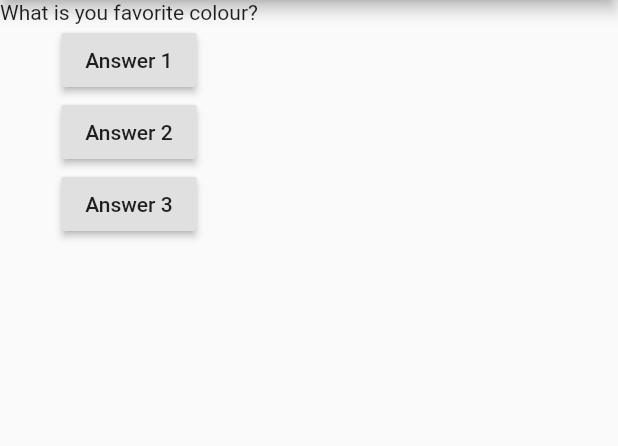
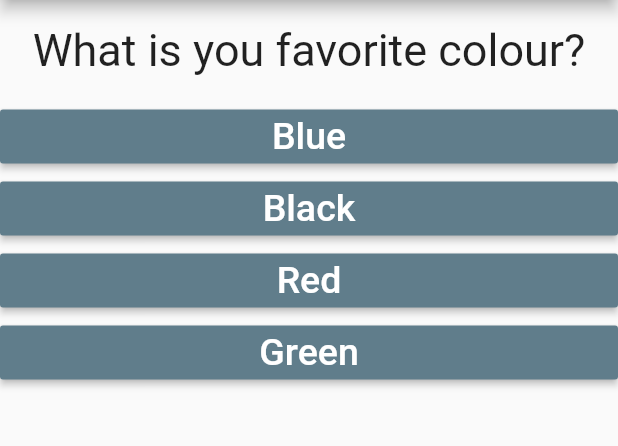
Before and after one commit to alimeysam/learning_flutter, a Flutter app: the screen it shows after launch, on a phone screen of 412 x 824 dp, the part 84-530 px from its top. Run offline on Flutter 3.47's test engine with Material 2 defaults, Android fonts, the phone set to English and light mode, and no system bars.

Commit message:
Added some questions/answers

```diff
--- /dev/null
+++ b/lib/answer.dart
@@ -0,0 +1,25 @@
+import 'package:flutter/material.dart';
+
+class Answer extends StatelessWidget {
+  // const ({ Key? key }) : super(key: key);
+  final VoidCallback selectedHandler;
+  final String answerText;
+
+  Answer(this.selectedHandler, this.answerText);
+
+  @override
+  Widget build(BuildContext context) {
+    return Container(
+      width: double.infinity,
+      child: RaisedButton(
+        color: Colors.blueGrey,
+        textColor: Colors.white,
+        child: Text(
+          answerText,
+          style: TextStyle(fontSize: 25),
+        ),
+        onPressed: selectedHandler,
+      ),
+    );
+  }
+}
--- a/lib/main.dart
+++ b/lib/main.dart
@@ -1,6 +1,6 @@
-import 'dart:html';
-
 import 'package:flutter/material.dart';
+import './question.dart';
+import './answer.dart';
 
 // void main() {
 //   runApp(MyApp());
@@ -11,22 +11,37 @@ void main() => runApp(MyApp());
 class MyApp extends StatefulWidget {
   @override
   State<StatefulWidget> createState() {
-    return MyAppState();
+    return _MyAppState();
   }
 }
 
-class MyAppState extends State<MyApp> {
-  var qIndex = 0;
-  void answerQuestion() {
-    qIndex = qIndex + 1;
-    print(qIndex);
+class _MyAppState extends State<MyApp> {
+  var _qIndex = 0;
+  void _answerQuestion() {
+    setState(() {
+      if (_qIndex < 2) {
+        _qIndex++;
+      } else {
+        _qIndex = 0;
+      }
+    });
   }
 
   @override
   Widget build(BuildContext context) {
-    var questions = [
-      'What is you favorite colour?',
-      'What is your favorite animal?'
+    const questions = const [
+      {
+        'question': 'What is you favorite colour?',
+        'answers': ['Blue', 'Black', 'Red', 'Green'],
+      },
+      {
+        'question': 'What is your favorite animal?',
+        'answers': ['Rabbit', 'Lion', 'Eagle', 'Other'],
+      },
+      {
+        'question': 'What\'s your favourite car?',
+        'answers': ['BMW', 'Honda', 'Porsche', 'Lamborghini'],
+      }
     ];
     return MaterialApp(
       home: Scaffold(
@@ -35,21 +50,12 @@ class MyAppState extends State<MyApp> {
         ),
         body: Column(
           children: [
-            Text(questions[qIndex]),
-            RaisedButton(
-              child: Text('Answer 1'),
-              onPressed: answerQuestion,
+            Question(
+              (questions[_qIndex]['question'] as String),
             ),
-            RaisedButton(
-              child: Text('Answer 2'),
-              onPressed: () => print('Answer 2 is clicked!'),
-            ),
-            RaisedButton(
-              child: Text('Answer 3'),
-              onPressed: () {
-                print('Question 3 is selected');
-              },
-            ),
+            ...(questions[_qIndex]['answers'] as List<String>).map((answer) {
+              return Answer(_answerQuestion, answer);
+            }).toList()
           ],
         ),
       ),
--- /dev/null
+++ b/lib/question.dart
@@ -0,0 +1,21 @@
+import 'package:flutter/material.dart';
+
+class Question extends StatelessWidget {
+  // const Question({ Key? key }) : super(key: key);
+  final String qText;
+
+  Question(this.qText);
+
+  @override
+  Widget build(BuildContext context) {
+    return Container(
+      width: double.infinity,
+      margin: EdgeInsets.all(16),
+      child: Text(
+        qText,
+        style: TextStyle(fontSize: 30),
+        textAlign: TextAlign.center,
+      ),
+    );
+  }
+}
```
